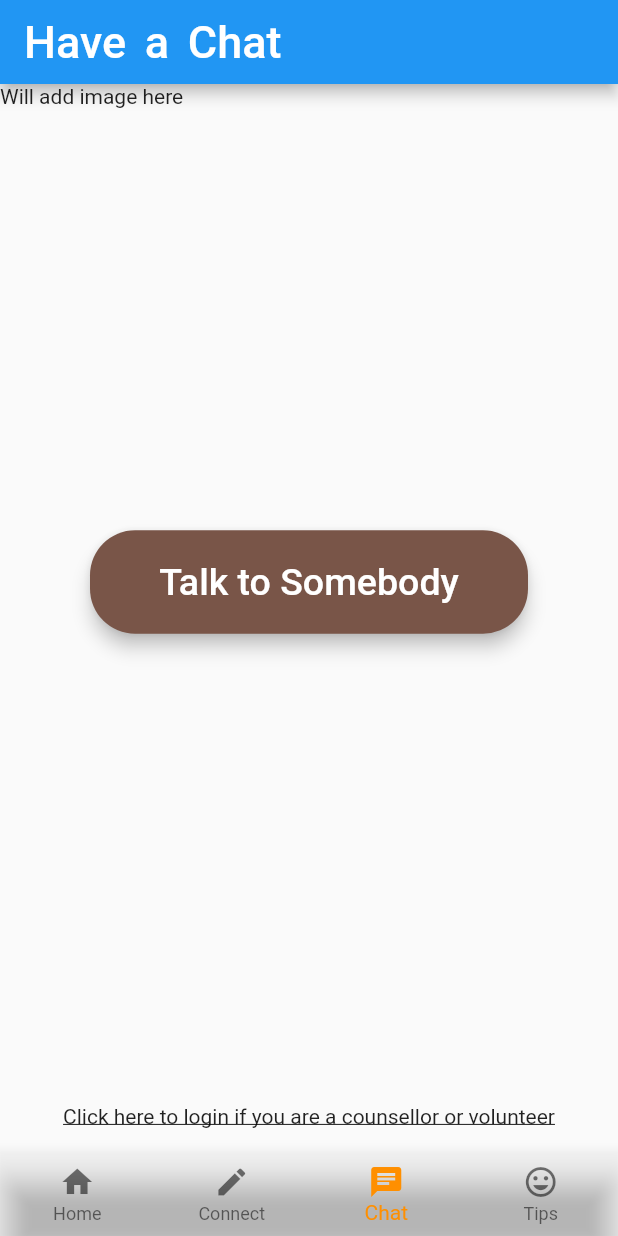
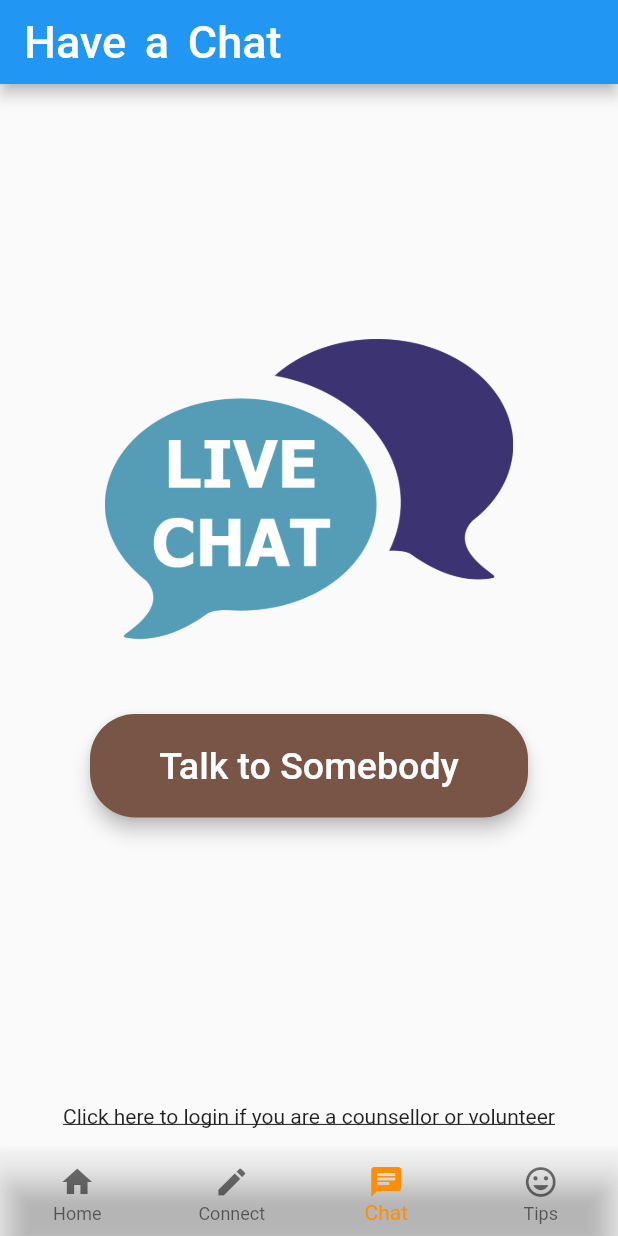
Before and after one commit to danielwse/Seek-, a Flutter app: the screen it shows after launch, item 3 of the bottom bar chosen, on a phone screen of 412 x 824 dp. Run offline on Flutter 3.47's test engine with Material 2 defaults, Android fonts, the phone set to English and light mode, and no system bars; our stand-ins replace cloud_firestore, firebase_auth, google_fonts; missing offline and left inert: flutter_material_color_picker; accounts and stored records are empty.

Commit message:
added images

```diff
--- a/lib/screens/chat/chat_sign_in.dart
+++ b/lib/screens/chat/chat_sign_in.dart
@@ -20,6 +20,14 @@ class ChatSignIn extends StatelessWidget {
 
   Widget _bodyContent(BuildContext context) {
 
+    final chatImage = SizedBox(
+      height: 200.0,
+      child: Image.asset(
+        "assets/images/chatSignInIcon.png",
+        fit: BoxFit.contain,
+      ),
+    );
+
     final chatButton = Material(
       elevation: 5.0,
       borderRadius: BorderRadius.circular(30.0),
@@ -41,13 +49,14 @@ class ChatSignIn extends StatelessWidget {
     return Stack(
       overflow: Overflow.visible,
       children: <Widget>[
-        SizedBox(height: 500.0),
-        Text("Will add image here"),
+        SizedBox(height: 100),
         Column(
           mainAxisAlignment: MainAxisAlignment.center,
           crossAxisAlignment: CrossAxisAlignment.stretch,
           children: <Widget>[
-            Spacer(),
+            SizedBox(height: 170.0),
+            chatImage,
+            SizedBox(height: 50.0),
             Container(
               margin: EdgeInsets.only(
                 left: 60,
--- a/pubspec.yaml
+++ b/pubspec.yaml
@@ -50,9 +50,8 @@ flutter:
   uses-material-design: true
 
   # To add assets to your application, add an assets section, like this:
-  # assets:
-  #   - images/a_dot_burr.jpeg
-  #   - images/a_dot_ham.jpeg
+  assets:
+     - assets/images/
 
   # An image asset can refer to one or more resolution-specific "variants", see
   # https://flutter.dev/assets-and-images/#resolution-aware.
```
Also changed, not shown: lib/screens/chat/counsellor_sign_in.dart (+7 -2 lines), lib/screens/homePage.dart (+16 -5 lines), assets/images/chatSignInIcon.png (added), assets/images/counselling.png (added), assets/images/heart.png (added), 1 other file.
